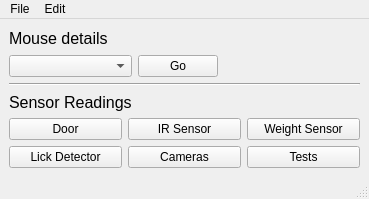
Qt form Python/gui/mainwin.ui (yagarwal123/autonomouse) before a commit.
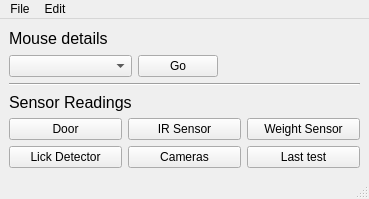
The same form after that commit.

What changed in the file:
```diff
--- a/Python/gui/mainwin.ui
+++ b/Python/gui/mainwin.ui
@@ -109,7 +109,7 @@
       <item row="1" column="2">
        <widget class="QPushButton" name="testButton">
         <property name="text">
-         <string>Tests</string>
+         <string>Last test</string>
         </property>
        </widget>
       </item>
```
Left out of the diff: 2 changed lines with no effect on the pictures.
